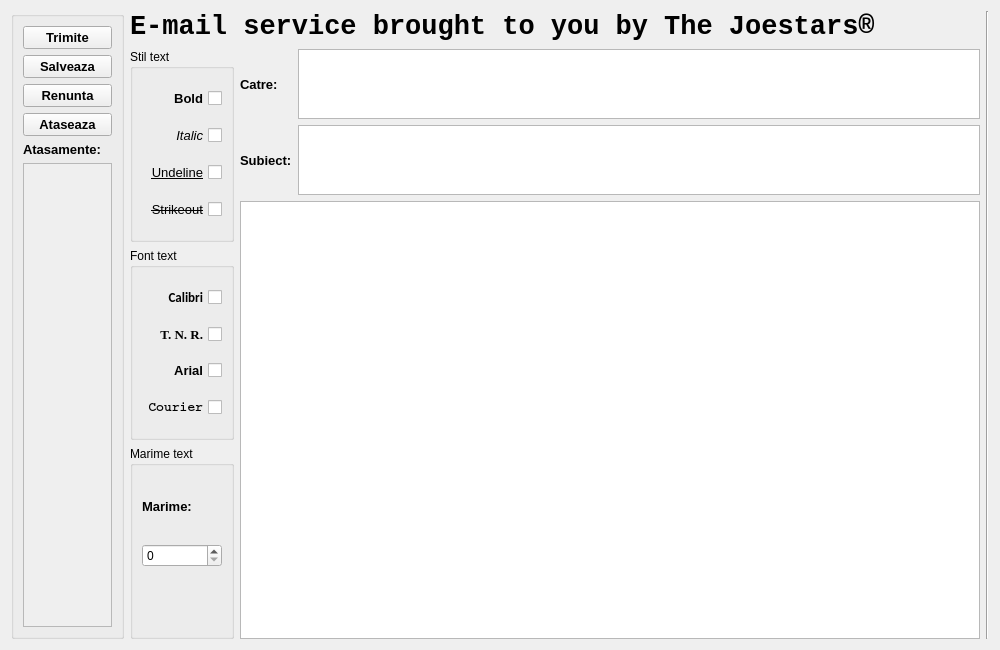
Before: the Qt Designer form ui/EmailInterface.ui in GabyUnalaq/UNI_CRM_Project, drawn with Qt 5.
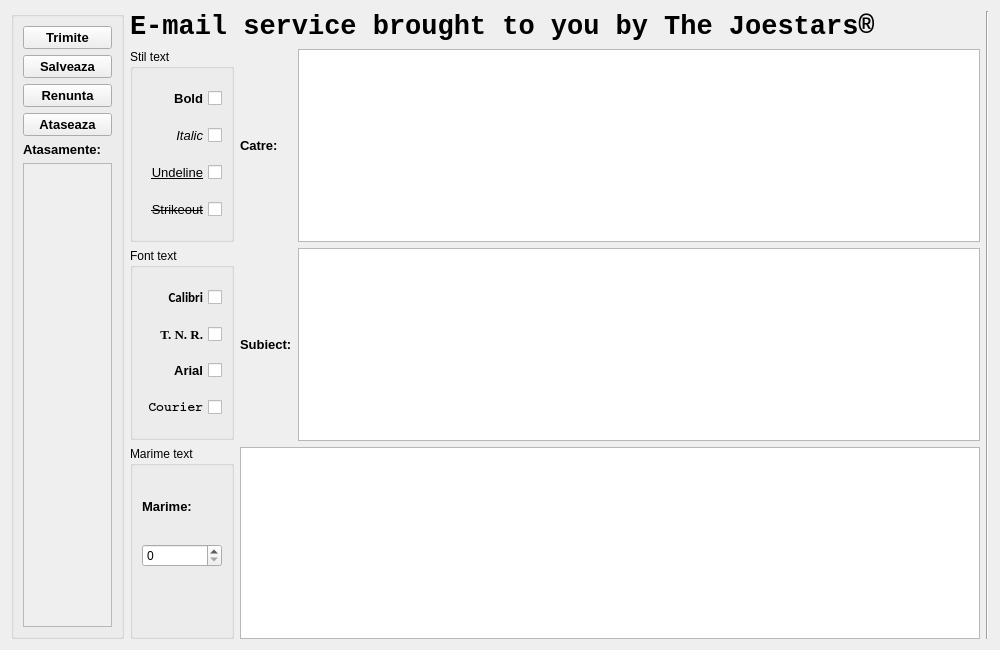
After: the same form once the commit is applied.

Patch:
```diff
--- a/ui/EmailInterface.ui
+++ b/ui/EmailInterface.ui
@@ -366,7 +366,7 @@
           </layout>
          </item>
          <item>
-          <layout class="QVBoxLayout" name="verticalLayout_8" stretch="1,50">
+          <layout class="QVBoxLayout" name="verticalLayout_8" stretch="1,0">
            <property name="sizeConstraint">
             <enum>QLayout::SetDefaultConstraint</enum>
            </property>
@@ -435,7 +435,7 @@
             </layout>
            </item>
            <item>
-            <widget class="QPlainTextEdit" name="Qtext_message"/>
+            <widget class="QTextEdit" name="Qtext_message"/>
            </item>
           </layout>
          </item>
```
